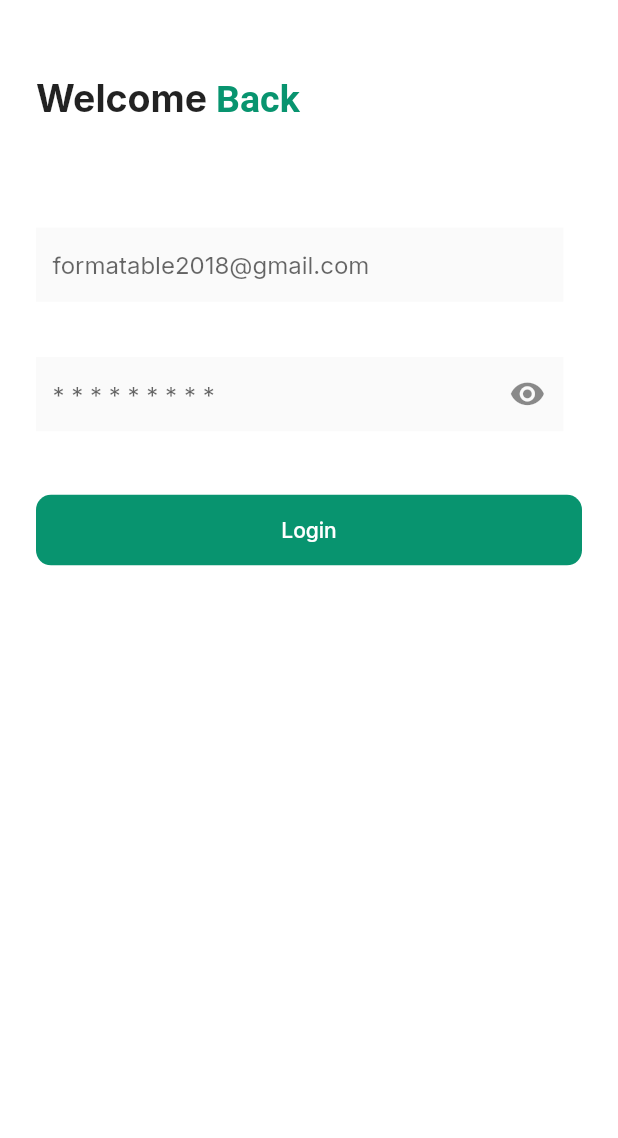
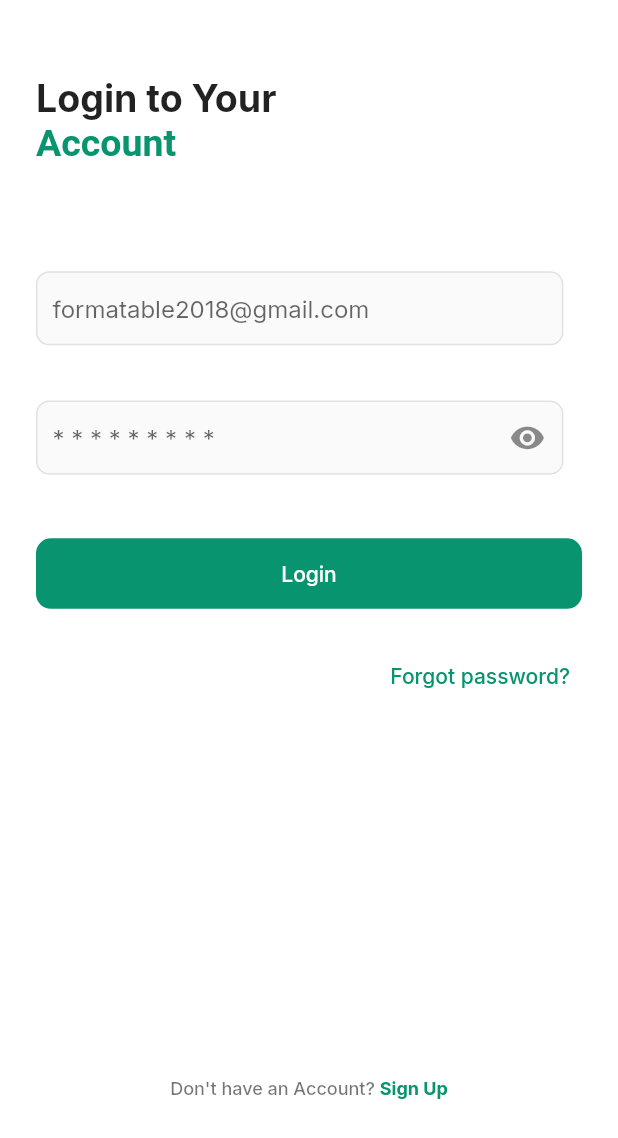
Before and after one commit to this-kin/AuthEase-Light-And-Dark-Theme, a Flutter app: the screen it shows after launch, on a phone screen of 412 x 824 dp. Shown: the top 1138 px of the screen. Run offline on Flutter 3.47's test engine with Material 2 defaults, Android fonts, the phone set to English and light mode, and no system bars; our stand-ins replace flutter_riverpod, flutter_screenutil, freezed_annotation, google_fonts, hooks_riverpod.

Commit message:
[fixed] login

```diff
--- a/lib/core/routes/route_generator.dart
+++ b/lib/core/routes/route_generator.dart
@@ -1,5 +1,7 @@
 import 'package:flutter/material.dart';
 import 'package:qoute_app/core/routes/app_router.dart';
+import 'package:qoute_app/modules/login.dart';
+import 'package:qoute_app/modules/register.dart';
 import 'package:qoute_app/route_selector.dart';
 
 class RouteGenerator {
@@ -13,9 +15,9 @@ class RouteGenerator {
       case AppRouter.selector:
         return MaterialPageRoute(builder: (_) => RouteSelector());
       case AppRouter.register:
-        return MaterialPageRoute(builder: (_) => RouteSelector());
+        return MaterialPageRoute(builder: (_) => Register());
       case AppRouter.login:
-        return MaterialPageRoute(builder: (_) => RouteSelector());
+        return MaterialPageRoute(builder: (_) => Login());
       case AppRouter.phone_verification:
         return MaterialPageRoute(builder: (_) => RouteSelector());
       case AppRouter.setup_pin:
--- a/lib/modules/login.dart
+++ b/lib/modules/login.dart
@@ -29,8 +29,8 @@ class Login extends StatelessWidget {
                 children: [
                   SizedBox(height: 50.h),
                   SpanText(
-                    title: 'Welcome ',
-                    subtitle: 'Back',
+                    title: 'Login to Your\n',
+                    subtitle: 'Account',
                   ),
                   SizedBox(height: 70.h),
                   CustomTextField(
@@ -54,6 +54,23 @@ class Login extends StatelessWidget {
                         // login
                       }
                     },
+                  ),
+                  SizedBox(height: 20.h),
+                  Align(
+                    alignment: Alignment.centerRight,
+                    child: TextButton(
+                      onPressed: () {
+                        // go to forgot password
+                      },
+                      child: Text("Forgot password?"),
+                    ),
+                  ),
+                  SizedBox(height: 240.h),
+                  Center(
+                    child: SmallSpanText(
+                      title: 'Don\'t have an Account? ',
+                      subtitle: 'Sign Up',
+                    ),
                   )
                 ],
               ),
--- a/lib/widgets/common_widgets/custom_field.dart
+++ b/lib/widgets/common_widgets/custom_field.dart
@@ -113,11 +113,11 @@ class _CustomTextFieldState extends State<CustomTextField> {
               EdgeInsets.symmetric(horizontal: 10.w, vertical: 15.h),
           filled: true,
           counterText: '',
-          border: InputBorder.none,
-          focusedBorder: InputBorder.none,
-          focusedErrorBorder: InputBorder.none,
-          enabledBorder: InputBorder.none,
-          errorBorder: errorBorder(),
+          border: primaryBorder(),
+          focusedBorder: focusBorder(),
+          focusedErrorBorder: focusBorder(),
+          enabledBorder: primaryBorder(),
+          errorBorder: showErrorBorder ? errorBorder() : null,
           suffixIcon: isPasswordField
               ? InkWell(
                   onTap: _togglePasswordVisibility,
@@ -131,6 +131,20 @@ class _CustomTextFieldState extends State<CustomTextField> {
       ),
     );
   }
+}
+
+OutlineInputBorder focusBorder() {
+  return OutlineInputBorder(
+    borderRadius: BorderRadius.circular(8.sp),
+    borderSide: const BorderSide(color: AppColor.primaryColor),
+  );
+}
+
+OutlineInputBorder primaryBorder() {
+  return OutlineInputBorder(
+    borderRadius: BorderRadius.circular(8.sp),
+    borderSide: BorderSide(color: AppColor.accentColor.withOpacity(0.1)),
+  );
 }
 
 OutlineInputBorder errorBorder() {
--- a/lib/widgets/common_widgets/text_widgets.dart
+++ b/lib/widgets/common_widgets/text_widgets.dart
@@ -36,3 +36,39 @@ class SpanText extends StatelessWidget {
     );
   }
 }
+
+class SmallSpanText extends StatelessWidget {
+  final String? title;
+  final String? subtitle;
+
+  const SmallSpanText({
+    super.key,
+    this.title,
+    this.subtitle,
+  });
+
+  @override
+  Widget build(BuildContext context) {
+    return Container(
+      child: RichText(
+        text: TextSpan(
+          text: title,
+          style: context.theme.textTheme.displaySmall!.copyWith(
+            fontSize: 12,
+            fontWeight: FontWeight.w500,
+          ),
+          children: [
+            TextSpan(
+              text: subtitle,
+              style: context.theme.textTheme.displaySmall!.copyWith(
+                fontSize: 12,
+                fontWeight: FontWeight.w700,
+                color: context.theme.primaryColor,
+              ),
+            ),
+          ],
+        ),
+      ),
+    );
+  }
+}
--- a/pubspec.yaml
+++ b/pubspec.yaml
@@ -33,6 +33,7 @@ dependencies:
   flutter_screenutil:
   pinput:
   country_picker:
+  hooks_riverpod:
 
 dev_dependencies:
   flutter_test:
```
Also changed, not shown: lib/modules/register.dart (+75 -0 lines), pubspec.lock.
